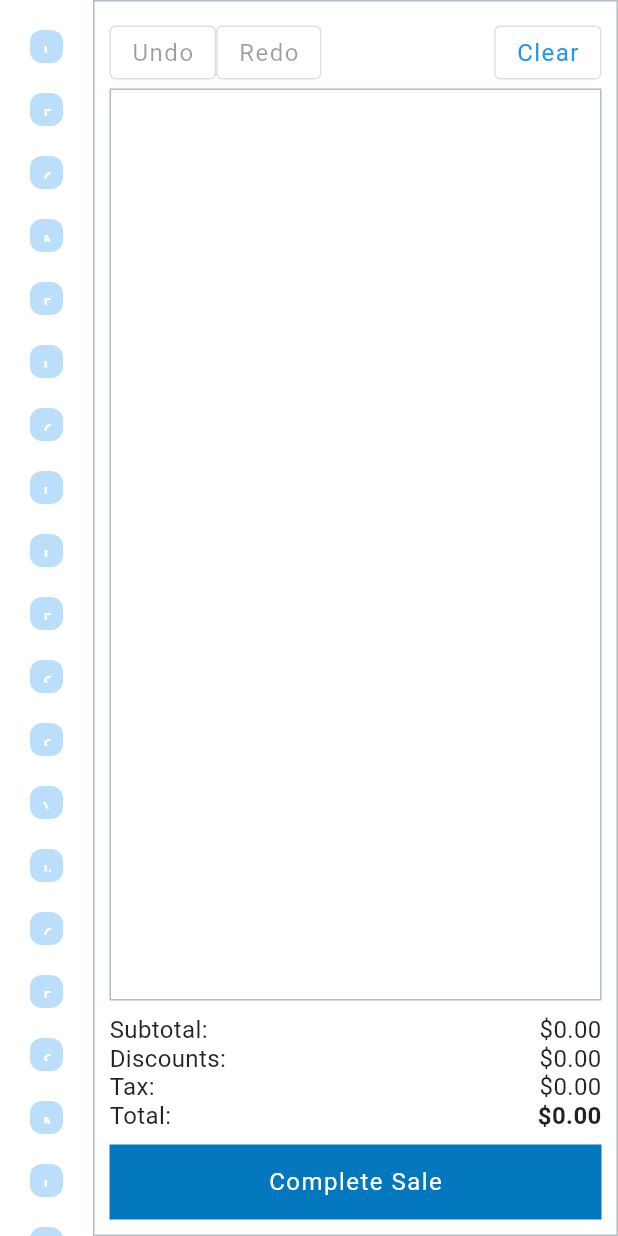
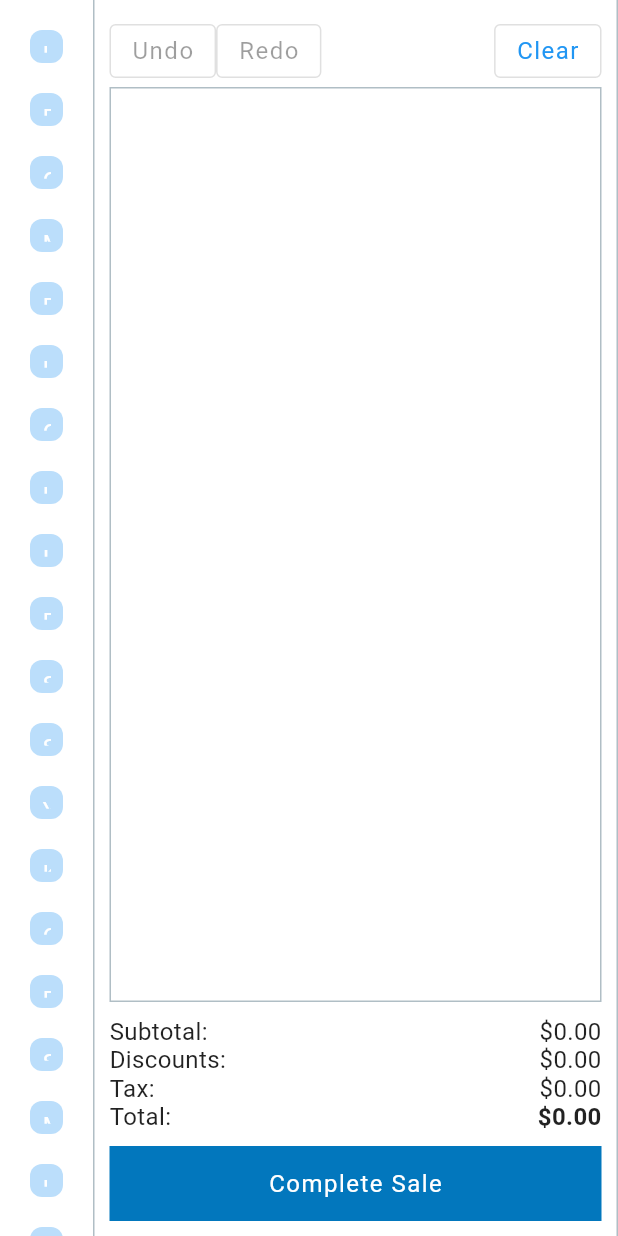
Before and after one commit to P-Connor/splash_pos_test, a Flutter app: the screen it shows after launch, on a phone screen of 412 x 824 dp. Run offline on Flutter 3.47's test engine with Material 2 defaults, Android fonts, the phone set to English and light mode, and no system bars; our stand-ins replace bloc, equatable, flutter_bloc, flutter_slidable, google_fonts; missing offline and left inert: stack.

Commit message:
Borders now use theme rather than hardcoding

```diff
--- a/lib/main.dart
+++ b/lib/main.dart
@@ -34,6 +34,7 @@ class App extends StatelessWidget {
           primaryColor: Color(0xff0277bd),
           accentColor: Color(0xffffecb3),
           backgroundColor: Color(0xffffffff),
+          dividerColor: Colors.blueGrey.shade200,
           buttonTheme: ButtonThemeData(textTheme: ButtonTextTheme.primary),
           iconTheme: IconThemeData(color: Colors.black, size: 20),
           fontFamily: 'Georgia',
--- a/lib/presentation/widgets/cart_editor.dart
+++ b/lib/presentation/widgets/cart_editor.dart
@@ -9,8 +9,12 @@ class CartEditor extends StatelessWidget {
   Widget build(BuildContext context) {
     return Container(
       padding: const EdgeInsets.all(10),
-      decoration:
-          BoxDecoration(border: Border.all(color: Colors.blueGrey.shade200)),
+      decoration: BoxDecoration(
+        border: Border(
+          left: BorderSide(color: Theme.of(context).dividerColor),
+          right: BorderSide(color: Theme.of(context).dividerColor),
+        ),
+      ),
       child: Column(
         crossAxisAlignment: CrossAxisAlignment.stretch,
         children: [
```
